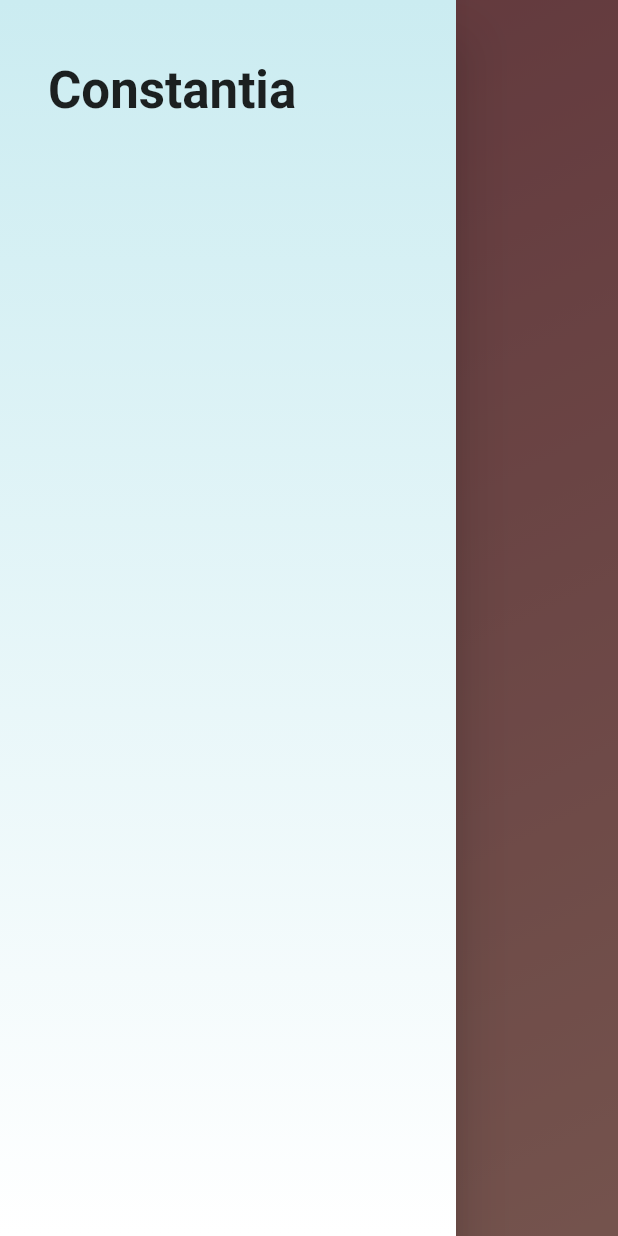
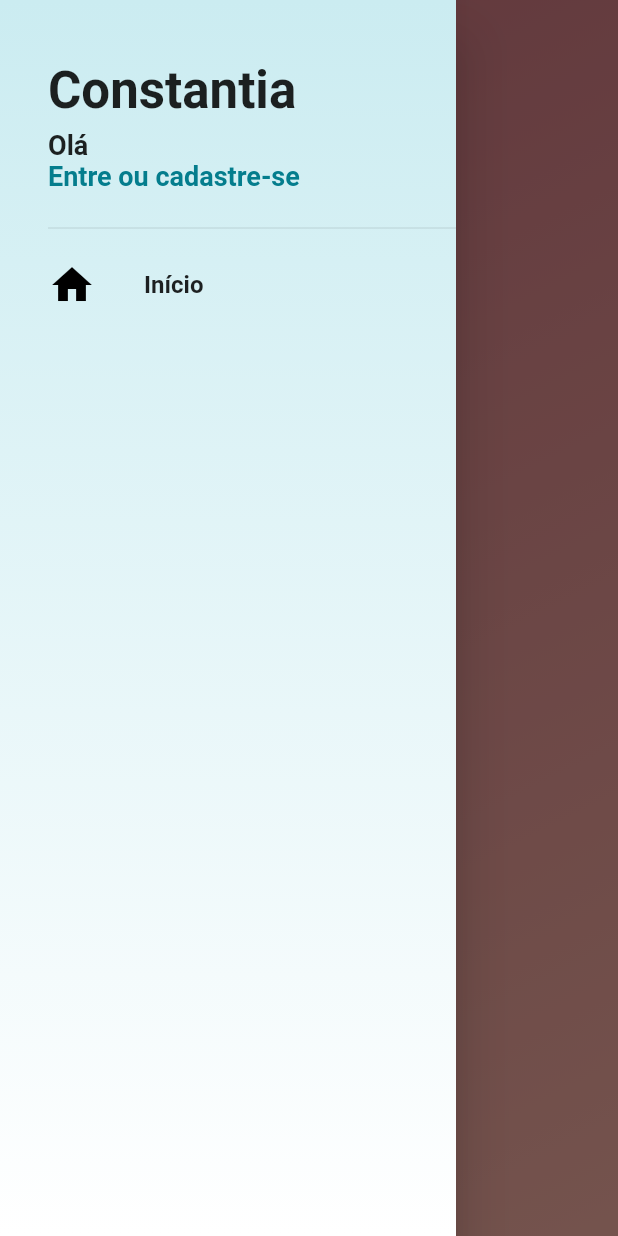
Before and after one commit to lucasmlp/loja_virtual, a Flutter app: the screen it shows after launch, with the side drawer open, on a phone screen of 412 x 824 dp. Run offline on Flutter 3.47's test engine with Material 2 defaults, Android fonts, the phone set to English and light mode, and no system bars.

Commit message:
Adding drawer tiles

```diff
--- /dev/null
+++ b/lib/tile/drawer_tile.dart
@@ -0,0 +1,38 @@
+import 'package:flutter/material.dart';
+import 'package:flutter/src/foundation/key.dart';
+import 'package:flutter/src/widgets/framework.dart';
+
+class DrawerTile extends StatelessWidget {
+  final IconData icon;
+  final String text;
+
+  DrawerTile(this.icon, this.text);
+
+  @override
+  Widget build(BuildContext context) {
+    return Material(
+      color: Colors.transparent,
+      child: InkWell(
+        onTap: () {},
+        child: SizedBox(
+          height: 60.0,
+          child: Row(
+            children: [
+              Icon(
+                icon,
+                size: 32.0,
+                color: Colors.black,
+              ),
+              const SizedBox(width: 32.0),
+              Text(
+                text,
+                style: const TextStyle(
+                    fontSize: 16.0, fontWeight: FontWeight.bold),
+              )
+            ],
+          ),
+        ),
+      ),
+    );
+  }
+}
--- a/lib/widgets/custom_drawer.dart
+++ b/lib/widgets/custom_drawer.dart
@@ -1,6 +1,8 @@
 import 'package:flutter/material.dart';
 import 'package:flutter/src/foundation/key.dart';
 import 'package:flutter/src/widgets/framework.dart';
+
+import '../tile/drawer_tile.dart';
 
 class CustomDrawer extends StatelessWidget {
   const CustomDrawer({Key? key}) : super(key: key);
@@ -25,10 +27,10 @@ class CustomDrawer extends StatelessWidget {
               Container(
                 margin: const EdgeInsets.only(bottom: 8.0),
                 padding: const EdgeInsets.fromLTRB(0.0, 16.0, 16.0, 8.0),
-                height: 170.0,
+                height: 120.0,
                 child: Stack(
-                  children: const [
-                    Positioned(
+                  children: [
+                    const Positioned(
                         top: 8.0,
                         left: 0.0,
                         child: Text(
@@ -37,10 +39,37 @@ class CustomDrawer extends StatelessWidget {
                             fontSize: 34.0,
                             fontWeight: FontWeight.bold,
                           ),
-                        ))
+                        )),
+                    Positioned(
+                        bottom: 0.0,
+                        left: 0.0,
+                        child: Column(
+                          crossAxisAlignment: CrossAxisAlignment.start,
+                          children: [
+                            const Text(
+                              'Olá',
+                              style: TextStyle(
+                                  fontSize: 18.0, fontWeight: FontWeight.bold),
+                            ),
+                            GestureDetector(
+                              onTap: () {},
+                              child: Text(
+                                'Entre ou cadastre-se',
+                                style: TextStyle(
+                                  color: Theme.of(context).primaryColor,
+                                  fontSize: 18.0,
+                                  fontWeight: FontWeight.bold,
+                                ),
+                              ),
+                            )
+                          ],
+                        )),
                   ],
                 ),
-              )
+              ),
+              const Divider(),
+              DrawerTile(Icons.home, 'Início'),
+
             ],
           )
         ],
```
